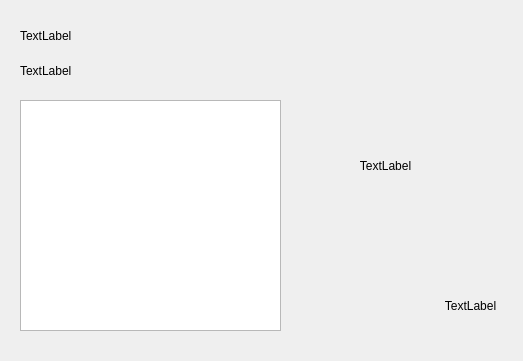
kr-MATAGI/ELGO_Client_QT, file elgo_viewer/Widget/Weather/WeatherWidget.ui: the form before one commit.
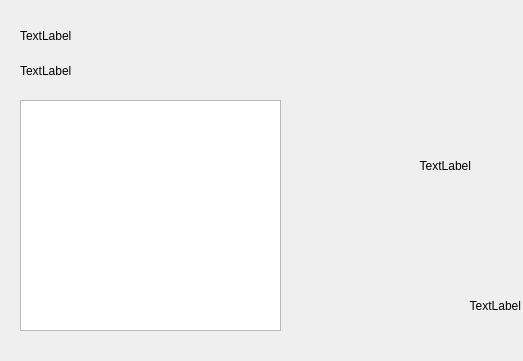
The form after the commit.

Commit message: add, weather widget

Patch:
```diff
--- a/elgo_viewer/Widget/Weather/WeatherWidget.ui
+++ b/elgo_viewer/Widget/Weather/WeatherWidget.ui
@@ -36,7 +36,7 @@
     <string>TextLabel</string>
    </property>
    <property name="alignment">
-    <set>Qt::AlignCenter</set>
+    <set>Qt::AlignRight|Qt::AlignTrailing|Qt::AlignVCenter</set>
    </property>
   </widget>
   <widget class="QLabel" name="statusLabel">
@@ -52,7 +52,7 @@
     <string>TextLabel</string>
    </property>
    <property name="alignment">
-    <set>Qt::AlignCenter</set>
+    <set>Qt::AlignRight|Qt::AlignTrailing|Qt::AlignVCenter</set>
    </property>
   </widget>
   <widget class="QLabel" name="cityLabel">
```
The commit also changes 7 other files.
